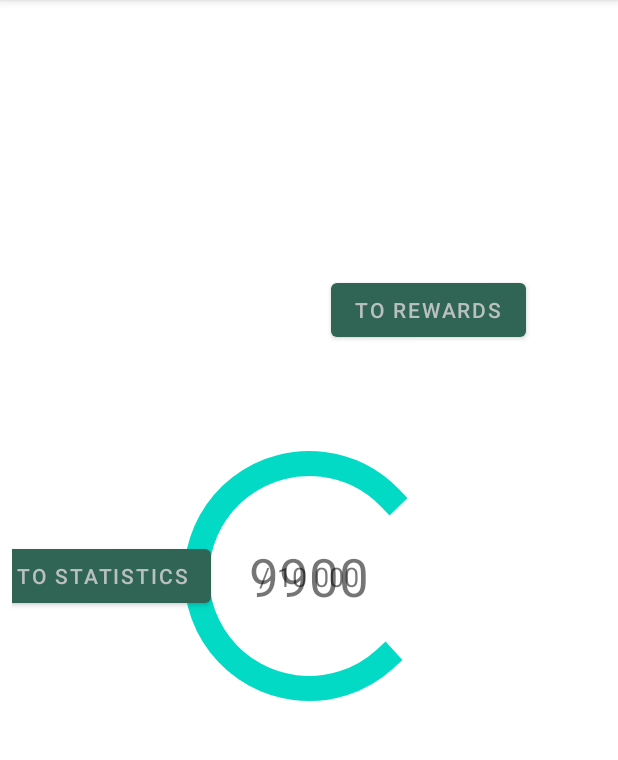
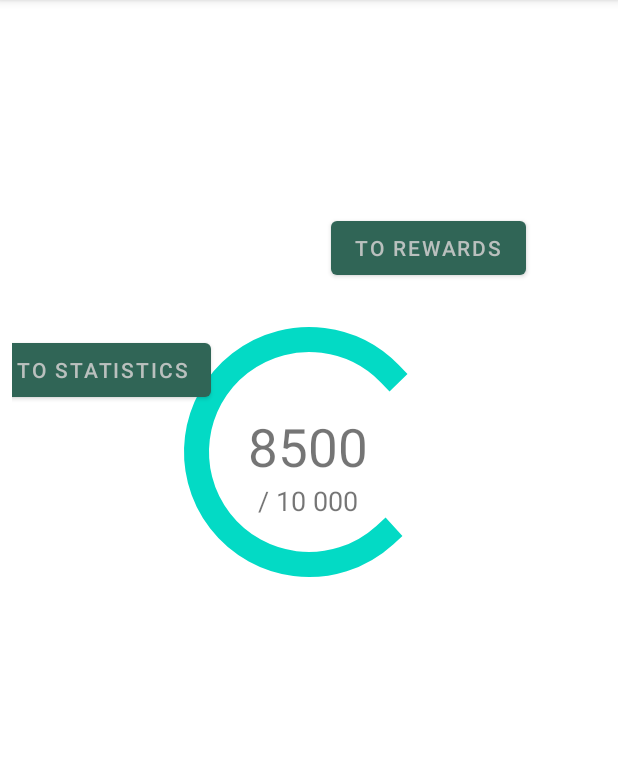
Before and after one commit to Saradella/StepApp, an Android app: the screen it shows after launch (MainActivity), on a phone screen of 412 x 824 dp, the part 84-844 px from its top. Run offline under Robolectric (Android 15) with nearby library versions, the phone set to English and light mode, and no system bars; libraries missing offline, so code that uses them is left out: com.mikhaellopez.circularprogressbar; plain views replace CircularProgressBar.

Commit message:
Changes in process circle and structure of fragment_progress Add some strings

```diff
--- a/src/main/res/layout/fragment_progress.xml
+++ b/src/main/res/layout/fragment_progress.xml
@@ -1,12 +1,15 @@
 <?xml version="1.0" encoding="utf-8"?>
-<androidx.constraintlayout.widget.ConstraintLayout xmlns:android="http://schemas.android.com/apk/res/android"
+<androidx.core.widget.NestedScrollView xmlns:android="http://schemas.android.com/apk/res/android"
     xmlns:app="http://schemas.android.com/apk/res-auto"
     xmlns:tools="http://schemas.android.com/tools"
-    android:id="@+id/relativeLayout"
     android:layout_width="match_parent"
     android:layout_height="match_parent"
     android:padding="8dp"
     tools:context=".MainActivity">
+
+    <androidx.constraintlayout.widget.ConstraintLayout
+        android:layout_width="match_parent"
+        android:layout_height="wrap_content">
 
 
         <com.mikhaellopez.circularprogressbar.CircularProgressBar
@@ -15,6 +18,7 @@
             android:layout_height="200dp"
             android:layout_centerHorizontal="true"
             android:layout_centerVertical="true"
+            android:layout_marginTop="109dp"
             app:cpb_background_progressbar_color="#A5A9A8"
             app:cpb_background_progressbar_width="20dp"
             app:cpb_progress="8000"
@@ -26,6 +30,7 @@
             app:cpb_progressbar_color_start="#306556"
             app:cpb_progressbar_width="25dp"
             app:cpb_round_border="true"
+            app:layout_constraintHorizontal_bias="0.5"
             app:layout_constraintBottom_toBottomOf="parent"
             app:layout_constraintLeft_toLeftOf="parent"
             app:layout_constraintRight_toRightOf="parent"
@@ -35,14 +40,15 @@
             android:id="@+id/steps_current"
             android:layout_width="wrap_content"
             android:layout_height="wrap_content"
-        android:layout_centerHorizontal="true"
-        android:layout_centerVertical="true"
-        android:text="9900"
+            android:layout_marginBottom="37dp"
+            android:text="@string/current_steps"
             android:textSize="35sp"
-        app:layout_constraintBottom_toBottomOf="parent"
-        app:layout_constraintLeft_toLeftOf="parent"
-        app:layout_constraintRight_toRightOf="parent"
-        app:layout_constraintTop_toTopOf="parent" />
+            app:layout_constraintBottom_toBottomOf="@+id/progress_circular"
+            app:layout_constraintEnd_toEndOf="@+id/progress_circular"
+            app:layout_constraintHorizontal_bias="0.495"
+            app:layout_constraintStart_toStartOf="@+id/progress_circular"
+            app:layout_constraintTop_toTopOf="@+id/progress_circular"
+            app:layout_constraintVertical_bias="0.629" />
 
         <TextView
             android:id="@+id/steps_daily"
@@ -50,13 +56,14 @@
             android:layout_height="wrap_content"
             android:layout_centerHorizontal="true"
             android:layout_centerVertical="true"
-        android:text="/ 10 000"
+            android:text="@string/daily_steps"
             android:textSize="18sp"
             app:layout_constraintBottom_toBottomOf="parent"
+            app:layout_constraintHorizontal_bias="0.498"
             app:layout_constraintLeft_toLeftOf="parent"
             app:layout_constraintRight_toRightOf="parent"
             app:layout_constraintTop_toBottomOf="@+id/steps_current"
-        app:layout_constraintTop_toTopOf="parent" />
+            app:layout_constraintVertical_bias="0.0" />
 
         <Button
             android:id="@+id/buttonprst"
@@ -85,3 +92,5 @@
             app:layout_constraintTop_toTopOf="parent" />
 
 </androidx.constraintlayout.widget.ConstraintLayout>
+
+</androidx.core.widget.NestedScrollView>
--- a/src/main/res/values/strings.xml
+++ b/src/main/res/values/strings.xml
@@ -1,5 +1,10 @@
 <resources>
     <string name="app_name">StepApp</string>
-    <!-- TODO: Remove or change this placeholder text -->
+
     <string name="hello_blank_fragment">Hello blank fragment</string>
+
+    <!-- Steps -->
+    <string name="daily_steps">/ 10 000</string>
+    <string name="current_steps">8500</string>
+
 </resources>
```
Lines whose indentation alone changed are shown as unchanged.
